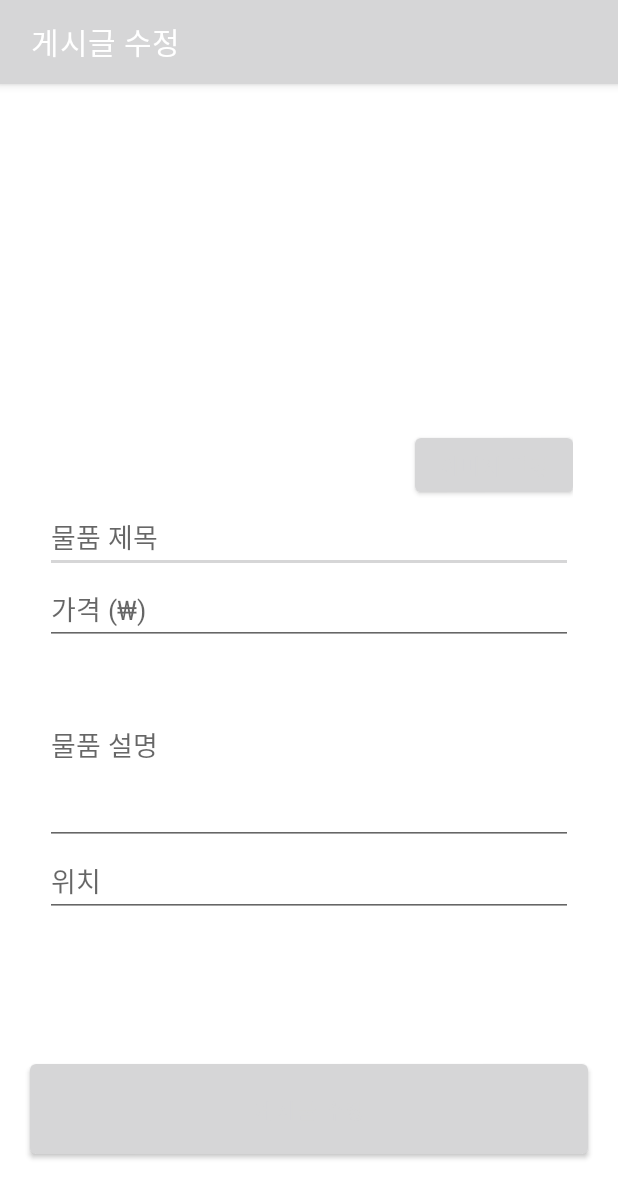
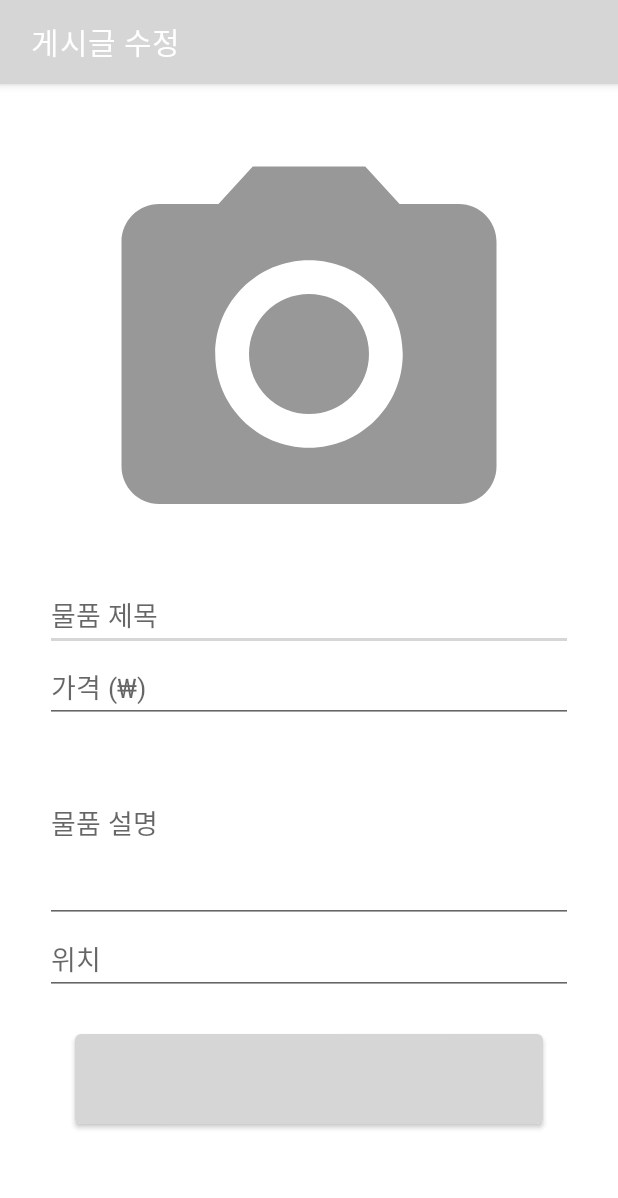
Before and after one commit to YoonhyeSuh/Used-Market, an Android app: the ModifyActivity screen opened directly, with no data from a screen before it, on a phone screen of 412 x 824 dp. Shown: the top 1198 px of the screen. Run offline under Robolectric (Android 15) with nearby library versions, the phone set to English and light mode, and no system bars; our stand-ins replace Firebase (no records; nobody signed in at launch, a user with empty details on screens opened directly).

```diff
--- a/Boogimarket/app/src/main/java/com/example/boogimarket/User.kt
+++ b/Boogimarket/app/src/main/java/com/example/boogimarket/User.kt
@@ -3,9 +3,9 @@ package com.example.boogimarket
 //사용자 정보를 담을 클래스
 data class User (
     var name: String,
-//    var birth: String,
+    var birth: String,
     var email: String,
     var userId: String //인증 데이터에 있는 uid
 ){
-    constructor(): this("","","")
+    constructor(): this("","","","")
 }
--- a/Boogimarket/app/src/main/res/layout/activity_modify.xml
+++ b/Boogimarket/app/src/main/res/layout/activity_modify.xml
@@ -6,7 +6,8 @@
 
     <ScrollView
         android:layout_width="match_parent"
-        android:layout_height="627dp">
+        android:layout_height="0dp"
+        android:layout_weight="1"> <!-- ScrollView의 높이를 0dp로 설정하고, layout_weight를 사용하여 비율을 조정 -->
 
         <LinearLayout
             android:layout_width="match_parent"
@@ -17,17 +18,15 @@
             <!-- 이미지 업로드 -->
             <ImageView
                 android:id="@+id/imageViewProduct"
-                android:layout_width="match_parent"
-                android:layout_height="200dp"
-                android:scaleType="centerCrop" />
+                android:layout_width="300dp"
+                android:layout_height="300dp"
+                android:scaleType="centerCrop"
+                android:layout_gravity="center"
+
+                android:src="@drawable/baseline_photo_camera_24"
+                />
 
             <!-- 제목 입력 -->
-            <Button
-                android:id="@+id/buttonChangeImage"
-                android:layout_width="wrap_content"
-                android:layout_height="wrap_content"
-                android:layout_gravity="right"
-                android:text="이미지 변경" />
 
             <EditText
                 android:id="@+id/editTextTitle"
@@ -60,15 +59,16 @@
                 android:hint="위치" />
 
 
+            <Button
+                android:id="@+id/buttonEditPost"
+                android:layout_width="match_parent"
+                android:layout_height="72dp"
+                android:layout_margin="20dp"
+                android:text="게시물 수정" />
+
         </LinearLayout>
     </ScrollView>
 
-    <Button
-        android:id="@+id/buttonEditPost"
-        android:layout_width="match_parent"
-        android:layout_height="72dp"
-        android:text="게시물 수정"
-        android:layout_margin="20dp"/>
 
 
 </LinearLayout>
```
Also changed, not shown: Boogimarket/app/src/main/java/com/example/boogimarket/DetailsActivity.kt (+12 -0 lines), Boogimarket/app/src/main/res/layout/activity_detail.xml (+8 -5 lines).
